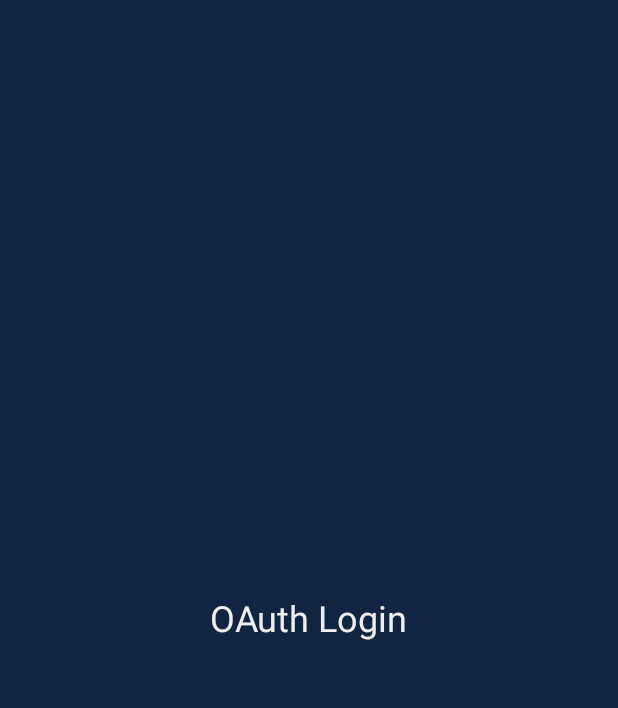
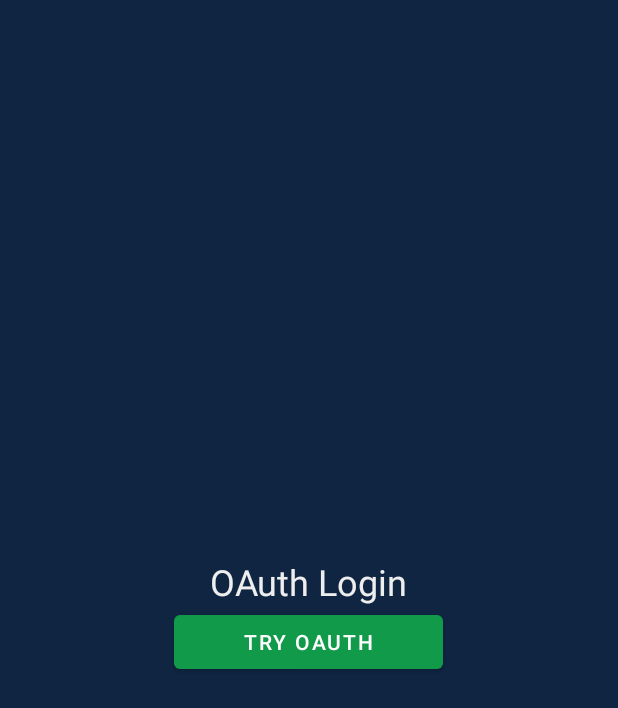
Before and after one commit to Nosewall/COMP-4800-Practicum-2, an Android app: the OauthActivity screen opened directly, with no data from a screen before it, on a phone screen of 412 x 824 dp. Shown: the top 708 px of the screen. Run offline under Robolectric (Android 15) with nearby library versions, the phone set to English and light mode, and no system bars.

Commit message:
Just set up some scalfolding. Initial commit.

```diff
--- a/silver-servers-companion/app/src/main/java/com/silverservers/app/OauthActivity.java
+++ b/silver-servers-companion/app/src/main/java/com/silverservers/app/OauthActivity.java
@@ -3,6 +3,7 @@ package com.silverservers.app;
 import androidx.appcompat.app.AppCompatActivity;
 
 import android.os.Bundle;
+import android.view.View;
 
 import com.silverservers.companion.R;
 
@@ -13,4 +14,8 @@ public class OauthActivity extends AppCompatActivity {
         super.onCreate(savedInstanceState);
         setContentView(R.layout.activity_oauth);
     }
+
+    public void tryOAuth(View view){
+
+    }
 }
--- a/silver-servers-companion/app/src/main/res/layout/activity_oauth.xml
+++ b/silver-servers-companion/app/src/main/res/layout/activity_oauth.xml
@@ -16,4 +16,11 @@
         android:text="@string/oauth_login"
         android:textColor="@color/foreground"
         android:textSize="24sp" />
+
+    <Button
+        android:id="@+id/OAuth_Button"
+        android:layout_width="179dp"
+        android:layout_height="wrap_content"
+        android:onClick="tryOAuth"
+        android:text="@string/String_Oauth_Button" />
 </LinearLayout>
--- a/silver-servers-companion/app/src/main/res/values/strings.xml
+++ b/silver-servers-companion/app/src/main/res/values/strings.xml
@@ -19,4 +19,5 @@
     <string name="textview_biometric_prompt">Tap to prompt for biometrics</string>
     <string name="Biometrics" />
     <string name="main_biometrics_textView">Biometrics</string>
+    <string name="String_Oauth_Button">Try Oauth</string>
 </resources>
```
